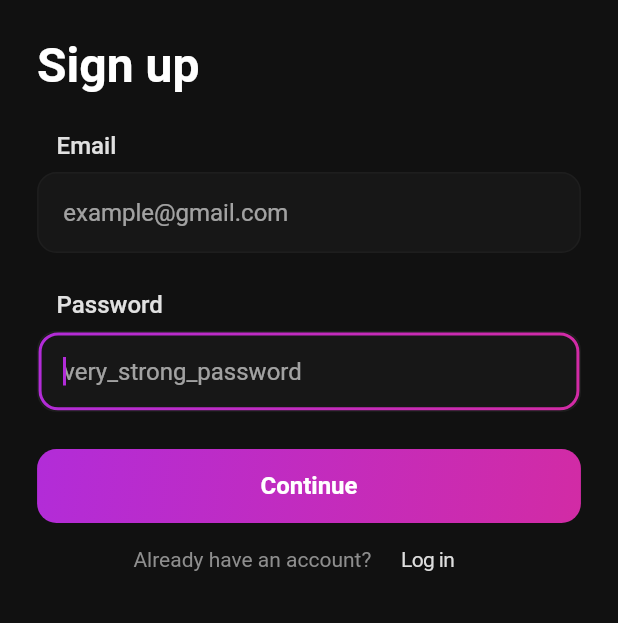
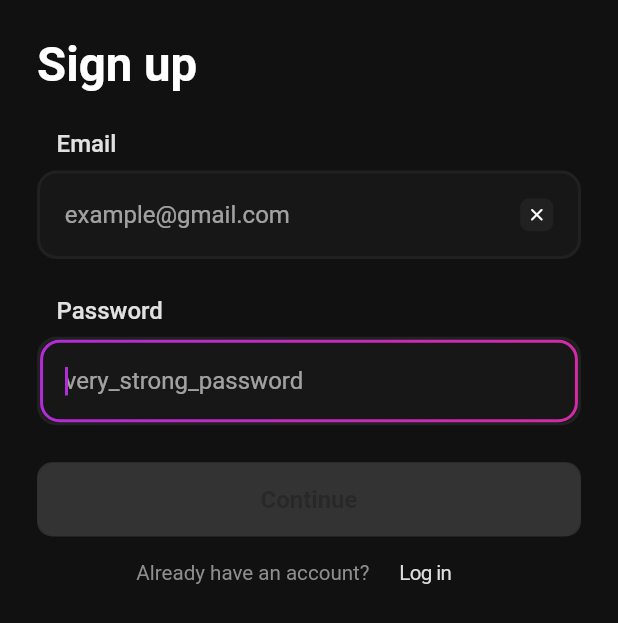
Before and after one commit to rkfcccccc/english-words, a Flutter app: the screen it shows after launch, after a tap on "Password", on a phone screen of 412 x 824 dp. Shown: the top 623 px of the screen. Run offline on Flutter 3.47's test engine with Material 2 defaults, Android fonts, the phone set to English and light mode, and no system bars; our stand-ins replace sizer.

Commit message:
added credentials check to signup, provided callbacks to widgets

```diff
--- a/frontend/lib/screens/signup.dart
+++ b/frontend/lib/screens/signup.dart
@@ -1,57 +1,111 @@
+import 'package:english_words/screens/login.dart';
+import 'package:english_words/screens/verification.dart';
 import 'package:english_words/widgets/gradient_button.dart';
 import 'package:english_words/widgets/gradient_text_field.dart';
 import 'package:flutter/cupertino.dart';
 import 'package:flutter/material.dart';
 import 'package:sizer/sizer.dart';
 
-class SignupScreen extends StatelessWidget {
+final emailRegexp = RegExp(
+    "^[a-zA-Z0-9.!#\$%&'*+/=?^_`{|}~-]+@[a-zA-Z0-9](?:[a-zA-Z0-9-]{0,61}[a-zA-Z0-9])?(?:\\.[a-zA-Z0-9](?:[a-zA-Z0-9-]{0,61}[a-zA-Z0-9])?)*\$");
+
+class SignupScreen extends StatefulWidget {
   const SignupScreen({Key? key}) : super(key: key);
+
+  @override
+  State<SignupScreen> createState() => _SignupScreenState();
+}
+
+class _SignupScreenState extends State<SignupScreen> {
+  String email = "", password = "";
+
+  bool emailValidator(String text) {
+    return text.length <= 64 && emailRegexp.matchAsPrefix(text) != null;
+  }
+
+  bool passwordValidator(String text) {
+    return text.length <= 72 && text.isNotEmpty;
+  }
+
+  void onContinue() {
+    Navigator.of(context).push(
+      MaterialPageRoute(
+        builder: (ctx) => VerificationScreen(
+          email: email,
+          onSubmitted: print,
+        ),
+      ),
+    );
+  }
 
   @override
   Widget build(BuildContext context) {
     final indent = 6.w;
+    final canContinue = emailValidator(email) && passwordValidator(password);
 
     return Scaffold(
       body: Padding(
-        padding: EdgeInsets.all(6.w),
+        padding: EdgeInsets.all(indent),
         child: SafeArea(
           child: Column(
             crossAxisAlignment: CrossAxisAlignment.start,
             children: [
-              const Text(
+              Text(
                 "Sign up",
                 style: TextStyle(
-                  fontSize: 32,
+                  fontSize: 23.sp,
                   fontWeight: FontWeight.w700,
                 ),
               ),
               SizedBox(height: indent),
-              const GradientTextField(
+              GradientTextField(
                 label: "Email",
                 placeholder: "example@gmail.com",
+                onChanged: (text) => setState(() {
+                  email = text;
+                }),
+                validator: emailValidator,
+                keyboardType: TextInputType.emailAddress,
+                textInputAction: TextInputAction.next,
+                autofocus: true,
               ),
               SizedBox(height: indent),
-              const GradientTextField(
+              GradientTextField(
                 label: "Password",
                 placeholder: "very_strong_password",
+                onChanged: (text) => setState(() {
+                  password = text;
+                }),
+                onSubmitted: (_) => canContinue ? onContinue() : null,
+                validator: passwordValidator,
                 obscureText: true,
               ),
               SizedBox(height: indent),
-              const GradientButton(),
+              GradientButton(
+                onPressed: canContinue ? onContinue : null,
+                text: "Continue",
+              ),
               Row(
                 mainAxisAlignment: MainAxisAlignment.center,
                 children: [
-                  const Text(
+                  Text(
                     "Already have an account?",
-                    style: TextStyle(color: Color.fromRGBO(142, 142, 142, 1)),
+                    style: TextStyle(
+                        fontSize: 10.sp,
+                        color: const Color.fromRGBO(142, 142, 142, 1)),
                   ),
                   CupertinoButton(
-                    onPressed: () {},
-                    child: const Text(
+                    onPressed: () => Navigator.of(context).pushReplacement(
+                      MaterialPageRoute(
+                        builder: (ctx) => const LoginScreen(),
+                        fullscreenDialog: true,
+                      ),
+                    ),
+                    child: Text(
                       "Log in",
                       style: TextStyle(
-                          fontSize: 14,
-                          color: Color.fromRGBO(222, 222, 222, 1)),
+                          fontSize: 10.sp,
+                          color: const Color.fromRGBO(222, 222, 222, 1)),
                     ),
                   ),
                 ],
--- a/frontend/lib/styles/theme.dart
+++ b/frontend/lib/styles/theme.dart
@@ -1,11 +1,10 @@
 import 'package:flutter/material.dart';
-
 import 'gradients.dart';
 
 var appTheme = ThemeData.dark().copyWith(
   textSelectionTheme: TextSelectionThemeData(
       selectionColor: Gradients.purple2pink.colors.last.withOpacity(0.2)),
-  scaffoldBackgroundColor: Color.fromRGBO(17, 17, 17, 1),
+  scaffoldBackgroundColor: const Color.fromRGBO(17, 17, 17, 1),
   elevatedButtonTheme: ElevatedButtonThemeData(
     style: ButtonStyle(
       elevation: MaterialStateProperty.all(0),
--- a/frontend/lib/widgets/gradient_button.dart
+++ b/frontend/lib/widgets/gradient_button.dart
@@ -3,27 +3,51 @@ import 'package:flutter/material.dart';
 import 'package:sizer/sizer.dart';
 
 class GradientButton extends StatelessWidget {
-  const GradientButton({Key? key}) : super(key: key);
+  final VoidCallback? onPressed;
+  final String text;
+  final bool loading;
+
+  const GradientButton(
+      {Key? key,
+      required this.onPressed,
+      required this.text,
+      this.loading = false})
+      : super(key: key);
 
   @override
   Widget build(BuildContext context) {
+    final textWidget = Text(
+      text,
+      style: TextStyle(
+        fontSize: 16,
+        color: onPressed != null ? null : const Color.fromRGBO(40, 40, 40, 1),
+        fontWeight: FontWeight.w600,
+      ),
+    );
+
+    final loadingWidget = SizedBox.square(
+      dimension: 3.w,
+      child: const CircularProgressIndicator(
+        strokeWidth: 2,
+        color: Colors.white,
+      ),
+    );
+
     return Container(
       width: double.infinity,
       height: 12.w,
       decoration: BoxDecoration(
-        gradient: Gradients.purple2pink,
+        gradient: onPressed != null ? Gradients.purple2pink : null,
+        color: onPressed != null ? null : const Color.fromRGBO(23, 23, 23, 1),
         borderRadius: BorderRadius.circular(13),
       ),
       child: ElevatedButton(
-        style: ElevatedButton.styleFrom(primary: Colors.transparent),
-        onPressed: () {},
-        child: const Text(
-          "Continue",
-          style: TextStyle(
-            fontSize: 16,
-            fontWeight: FontWeight.w600,
-          ),
+        style: ElevatedButton.styleFrom(
+          primary: Colors.transparent,
+          onSurface: Colors.transparent,
         ),
+        onPressed: onPressed,
+        child: loading ? loadingWidget : textWidget,
       ),
     );
   }
--- a/frontend/lib/widgets/gradient_text_field.dart
+++ b/frontend/lib/widgets/gradient_text_field.dart
@@ -32,14 +32,26 @@ class _Painter extends CustomPainter {
 class GradientTextField extends StatefulWidget {
   final String label;
   final String placeholder;
+  final void Function(String)? onSubmitted;
+  final void Function(String)? onChanged;
+  final bool Function(String)? validator;
+  final TextInputType? keyboardType;
+  final TextInputAction? textInputAction;
   final bool obscureText;
+  final bool autofocus;
 
-  const GradientTextField(
-      {Key? key,
+  const GradientTextField({
+    Key? key,
     required this.label,
     required this.placeholder,
-      this.obscureText = false})
-      : super(key: key);
+    this.obscureText = false,
+    this.autofocus = false,
+    this.textInputAction,
+    this.keyboardType,
+    this.onSubmitted,
+    this.onChanged,
+    this.validator,
+  }) : super(key: key);
 
   @override
   State<GradientTextField> createState() => _GradientTextFieldState();
@@ -47,12 +59,23 @@ class GradientTextField extends StatefulWidget {
 
 class _GradientTextFieldState extends State<GradientTextField>
     with SingleTickerProviderStateMixin {
+  late TextEditingController _editingController;
+  late AnimationController _controller;
   late Animation animation;
-  late AnimationController _controller;
   late FocusNode _focusNode;
+
+  bool _touched = false;
+  bool _passesValidator = true;
 
   @override
   void initState() {
+    _editingController = TextEditingController()
+      ..addListener(() {
+        if (widget.validator != null) {
+          _passesValidator = widget.validator!(_editingController.text);
+        }
+      });
+
     _controller = AnimationController(
         duration: const Duration(milliseconds: 150), vsync: this);
 
@@ -66,6 +89,7 @@ class _GradientTextFieldState extends State<GradientTextField>
         setState(() {
           if (_focusNode.hasFocus) {
             _controller.forward();
+            _touched = true;
           } else {
             _controller.reverse();
           }
@@ -77,6 +101,9 @@ class _GradientTextFieldState extends State<GradientTextField>
 
   @override
   Widget build(BuildContext context) {
+    var showValidator =
+        _touched && !_focusNode.hasFocus && widget.validator != null;
+
     return GestureDetector(
       onTap: () => _focusNode.requestFocus(),
       child: Column(
@@ -95,21 +122,42 @@ class _GradientTextFieldState extends State<GradientTextField>
             decoration: BoxDecoration(
               color: const Color.fromRGBO(23, 23, 23, 1),
               borderRadius: BorderRadius.circular(13),
-                border: Border.all(color: const Color.fromRGBO(30, 30, 30, 1))),
+              border: Border.all(
+                color: const Color.fromRGBO(33, 33, 33, 1),
+                width: 2,
+              ),
+            ),
             child: CustomPaint(
               painter: _Painter(Gradients.purple2pink,
                   const Radius.circular(12), 2, animation.value),
+              child: SizedBox(
                 child: Padding(
                   padding: EdgeInsets.all(4.w),
-                child: SizedBox(
+                  child: Row(
+                    children: [
+                      Flexible(
                         child: TextField(
+                          autocorrect: false,
+                          keyboardType: widget.keyboardType,
+                          autofocus: widget.autofocus,
+                          onChanged: widget.onChanged,
+                          obscureText: widget.obscureText,
+                          textInputAction: widget.textInputAction,
+                          onSubmitted: widget.onSubmitted,
+                          controller: _editingController,
                           focusNode: _focusNode,
-                    autocorrect: false,
-                    obscureText: widget.obscureText,
                           cursorColor: Gradients.purple2pink.colors.first,
                           decoration: InputDecoration.collapsed(
                             hintText: widget.placeholder,
                           ),
+                        ),
+                      ),
+                      AnimatedOpacity(
+                        opacity: showValidator ? 1 : 0,
+                        duration: const Duration(milliseconds: 150),
+                        child: RoundedValidatorStatus(ok: _passesValidator),
+                      )
+                    ],
                   ),
                 ),
               ),
@@ -120,3 +168,32 @@ class _GradientTextFieldState extends State<GradientTextField>
     );
   }
 }
+
+class RoundedValidatorStatus extends StatelessWidget {
+  final bool ok;
+
+  const RoundedValidatorStatus({
+    Key? key,
+    required this.ok,
+  }) : super(key: key);
+
+  @override
+  Widget build(BuildContext context) {
+    return Row(
+      children: [
+        SizedBox(width: 2.w),
+        Container(
+          padding: EdgeInsets.all(1.w),
+          decoration: BoxDecoration(
+            color: const Color.fromRGBO(33, 33, 33, 1),
+            borderRadius: BorderRadius.circular(6),
+          ),
+          child: Icon(
+            ok ? Icons.check_rounded : Icons.close_rounded,
+            size: 10.sp,
+          ),
+        )
+      ],
+    );
+  }
+}
```
Lines whose indentation alone changed are shown as unchanged.
